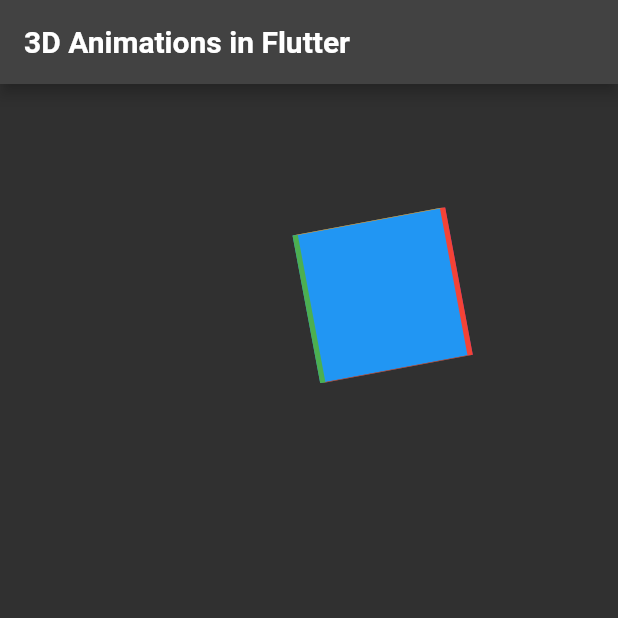
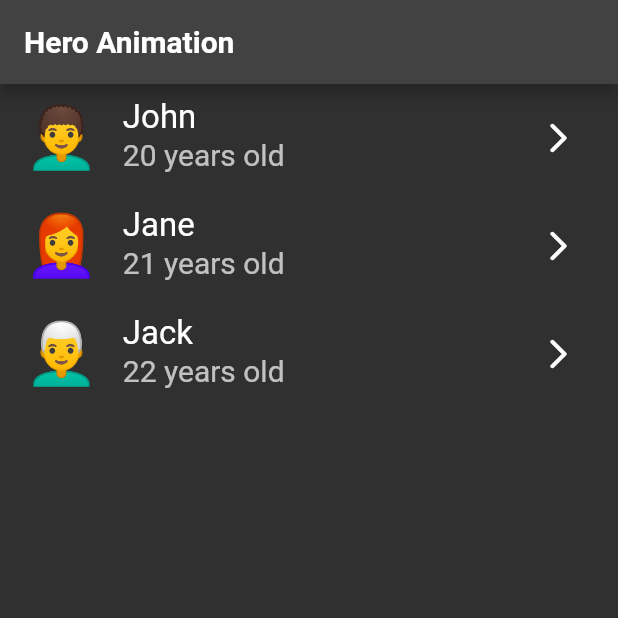
Before and after one commit to chechna9/flutter_advanced_ui, a Flutter app: the screen it shows after launch, on a phone screen of 412 x 824 dp, the top half of it. Run offline on Flutter 3.47's test engine with Material 2 defaults, Android fonts, the light colour scheme and no system bars.

Commit message:
example 4 done : Hero Animation

```diff
--- /dev/null
+++ b/animationsFromVandad/examples/lib/examples/example4.dart
@@ -0,0 +1,150 @@
+import 'package:flutter/material.dart';
+
+@immutable
+class Person {
+  final String name;
+  final String age;
+  final String emojie;
+  const Person({
+    required this.name,
+    required this.age,
+    required this.emojie,
+  });
+}
+
+const persons = [
+  Person(
+    name: 'John',
+    age: '20',
+    emojie: '👨‍🦱',
+  ),
+  Person(
+    name: 'Jane',
+    age: '21',
+    emojie: '👩‍🦰',
+  ),
+  Person(
+    name: 'Jack',
+    age: '22',
+    emojie: '👨‍🦳',
+  ),
+];
+
+class Example4 extends StatelessWidget {
+  const Example4({super.key});
+  @override
+  Widget build(BuildContext context) {
+    return Scaffold(
+      appBar: AppBar(
+        title: const Text(
+          'Hero Animation',
+          style: TextStyle(
+            color: Colors.white,
+            fontWeight: FontWeight.bold,
+          ),
+        ),
+      ),
+      body: Center(
+          child: ListView.builder(
+        itemCount: persons.length,
+        itemBuilder: (context, index) {
+          final person = persons[index];
+          return ListTile(
+            leading: Hero(
+              tag: person.name,
+              child: Text(
+                person.emojie,
+                style: const TextStyle(fontSize: 40),
+              ),
+            ),
+            title: Text(
+              person.name,
+              style: const TextStyle(fontSize: 22),
+            ),
+            subtitle: Text(
+              "${person.age} years old",
+              style: const TextStyle(fontSize: 20),
+            ),
+            trailing: IconButton(
+              onPressed: () {
+                Navigator.push(
+                  context,
+                  MaterialPageRoute(
+                    builder: (context) {
+                      return DetailsPage(person: person);
+                    },
+                  ),
+                );
+              },
+              icon: const Icon(
+                Icons.arrow_forward_ios_rounded,
+              ),
+            ),
+          );
+        },
+      )),
+    );
+  }
+}
+
+class DetailsPage extends StatelessWidget {
+  final Person person;
+  const DetailsPage({super.key, required this.person});
+
+  @override
+  Widget build(BuildContext context) {
+    return Scaffold(
+        appBar: AppBar(
+          title: Hero(
+            tag: person.name,
+            flightShuttleBuilder: (flightContext, animation, flightDirection,
+                fromHeroContext, toHeroContext) {
+              switch (flightDirection) {
+                case HeroFlightDirection.push:
+                  return Material(
+                    color: Colors.transparent,
+                    child: ScaleTransition(
+                      scale: animation.drive(
+                        Tween<double>(
+                          begin: 0,
+                          end: 1,
+                        ).chain(
+                          CurveTween(curve: Curves.fastOutSlowIn),
+                        ),
+                      ),
+                      child: toHeroContext.widget,
+                    ),
+                  );
+                case HeroFlightDirection.pop:
+                  return Material(
+                    color: Colors.transparent,
+                    child: fromHeroContext.widget,
+                  );
+              }
+            },
+            child: Text(
+              person.emojie,
+              style: const TextStyle(fontSize: 25),
+            ),
+          ),
+          centerTitle: true,
+        ),
+        body: Center(
+          child: Column(
+            children: [
+              Text(
+                person.name,
+                style: const TextStyle(fontSize: 30),
+              ),
+              const SizedBox(
+                height: 10,
+              ),
+              Text(
+                "${person.age} years old",
+                style: const TextStyle(fontSize: 20),
+              ),
+            ],
+          ),
+        ));
+  }
+}
--- a/animationsFromVandad/examples/lib/main.dart
+++ b/animationsFromVandad/examples/lib/main.dart
@@ -3,6 +3,7 @@ import 'dart:math';
 import 'package:animatedbuilder_transform/examples/example1.dart';
 import 'package:animatedbuilder_transform/examples/example2.dart';
 import 'package:animatedbuilder_transform/examples/example3.dart';
+import 'package:animatedbuilder_transform/examples/example4.dart';
 import 'package:flutter/material.dart';
 
 void main() {
@@ -21,7 +22,7 @@ class MyApp extends StatelessWidget {
       theme: ThemeData(
         brightness: Brightness.dark,
       ),
-      home: const Example3(),
+      home: const Example4(),
     );
   }
 }
```
